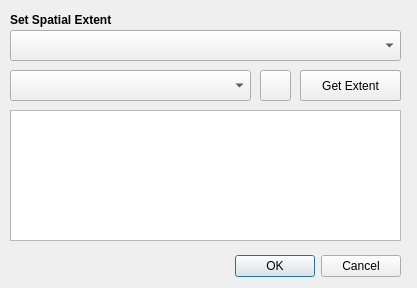
This is spatial_dialog.ui in Open-EO/openeo-qgis-plugin as Qt 5 draws it before an edit. The edited form follows.
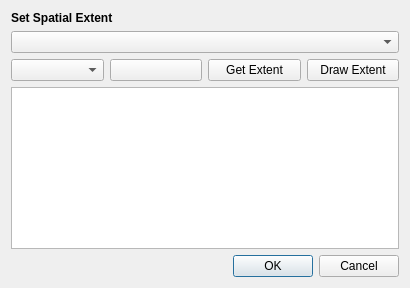
This is the edited form. Icons and pictures are not drawn.

Commit message: improved layout making all windows editable in the size

Diff of the .ui file:
```diff
--- a/spatial_dialog.ui
+++ b/spatial_dialog.ui
@@ -6,61 +6,38 @@
    <rect>
     <x>0</x>
     <y>0</y>
-    <width>417</width>
+    <width>410</width>
     <height>288</height>
    </rect>
   </property>
   <property name="windowTitle">
    <string>Set Spatial Extent</string>
   </property>
-  <widget class="QDialogButtonBox" name="buttonBox">
-   <property name="geometry">
-    <rect>
-     <x>60</x>
-     <y>250</y>
-     <width>341</width>
-     <height>32</height>
-    </rect>
-   </property>
-   <property name="orientation">
-    <enum>Qt::Horizontal</enum>
-   </property>
-   <property name="standardButtons">
-    <set>QDialogButtonBox::Cancel|QDialogButtonBox::Ok</set>
-   </property>
-  </widget>
-  <widget class="QPushButton" name="getBtn">
-   <property name="geometry">
-    <rect>
-     <x>300</x>
-     <y>70</y>
-     <width>101</width>
-     <height>31</height>
-    </rect>
-   </property>
+  <layout class="QVBoxLayout" name="verticalLayout_2">
+   <item>
+    <layout class="QVBoxLayout" name="verticalLayout">
+     <item>
+      <widget class="QLabel" name="label_8">
    <property name="text">
-    <string>Get Extent</string>
-   </property>
-  </widget>
-  <widget class="QComboBox" name="extentBox">
-   <property name="geometry">
-    <rect>
-     <x>10</x>
-     <y>30</y>
-     <width>391</width>
-     <height>31</height>
-    </rect>
-   </property>
-  </widget>
+        <string>&lt;html&gt;&lt;head/&gt;&lt;body&gt;&lt;p&gt;&lt;span style=&quot; font-weight:600;&quot;&gt;Set Spatial Extent&lt;/span&gt;&lt;/p&gt;&lt;/body&gt;&lt;/html&gt;</string>
+       </property>
+       <property name="alignment">
+        <set>Qt::AlignLeading|Qt::AlignLeft|Qt::AlignVCenter</set>
+       </property>
+      </widget>
+     </item>
+     <item>
+      <widget class="QComboBox" name="extentBox"/>
+     </item>
+    </layout>
+   </item>
+   <item>
+    <layout class="QHBoxLayout" name="horizontalLayout">
+     <item>
+      <widget class="QComboBox" name="layersBox"/>
+     </item>
+     <item>
   <widget class="QPushButton" name="reloadBtn">
-   <property name="geometry">
-    <rect>
-     <x>260</x>
-     <y>70</y>
-     <width>31</width>
-     <height>31</height>
-    </rect>
-   </property>
    <property name="text">
     <string/>
    </property>
@@ -69,63 +46,37 @@
      <normaloff>../../../../../../../../../../../../../../../../.designer/backup/reload_icon.png</normaloff>../../../../../../../../../../../../../../../../.designer/backup/reload_icon.png</iconset>
    </property>
   </widget>
-  <widget class="QComboBox" name="layersBox">
-   <property name="geometry">
-    <rect>
-     <x>10</x>
-     <y>70</y>
-     <width>241</width>
-     <height>31</height>
-    </rect>
-   </property>
-  </widget>
-  <widget class="QTextEdit" name="processgraphSpatialExtent">
-   <property name="geometry">
-    <rect>
-     <x>10</x>
-     <y>110</y>
-     <width>391</width>
-     <height>131</height>
-    </rect>
-   </property>
-  </widget>
-  <widget class="QLabel" name="label_8">
-   <property name="geometry">
-    <rect>
-     <x>10</x>
-     <y>10</y>
-     <width>391</width>
-     <height>20</height>
-    </rect>
-   </property>
+     </item>
+     <item>
+      <widget class="QPushButton" name="getBtn">
    <property name="text">
-    <string>&lt;html&gt;&lt;head/&gt;&lt;body&gt;&lt;p&gt;&lt;span style=&quot; font-weight:600;&quot;&gt;Set Spatial Extent&lt;/span&gt;&lt;/p&gt;&lt;/body&gt;&lt;/html&gt;</string>
-   </property>
-   <property name="alignment">
-    <set>Qt::AlignLeading|Qt::AlignLeft|Qt::AlignVCenter</set>
-   </property>
-  </widget>
+        <string>Get Extent</string>
+       </property>
+      </widget>
+     </item>
+     <item>
   <widget class="QPushButton" name="drawBtn">
-   <property name="geometry">
-    <rect>
-     <x>300</x>
-     <y>70</y>
-     <width>101</width>
-     <height>31</height>
-    </rect>
-   </property>
    <property name="text">
     <string>Draw Extent</string>
    </property>
   </widget>
-  <zorder>drawBtn</zorder>
-  <zorder>buttonBox</zorder>
-  <zorder>getBtn</zorder>
-  <zorder>extentBox</zorder>
-  <zorder>reloadBtn</zorder>
-  <zorder>layersBox</zorder>
-  <zorder>processgraphSpatialExtent</zorder>
-  <zorder>label_8</zorder>
+     </item>
+    </layout>
+   </item>
+   <item>
+    <widget class="QTextEdit" name="processgraphSpatialExtent"/>
+   </item>
+   <item>
+    <widget class="QDialogButtonBox" name="buttonBox">
+     <property name="orientation">
+      <enum>Qt::Horizontal</enum>
+     </property>
+     <property name="standardButtons">
+      <set>QDialogButtonBox::Cancel|QDialogButtonBox::Ok</set>
+     </property>
+    </widget>
+   </item>
+  </layout>
  </widget>
  <resources/>
  <connections>
```
Lines whose indentation alone changed are shown as unchanged. The commit also changes 8 other files.
